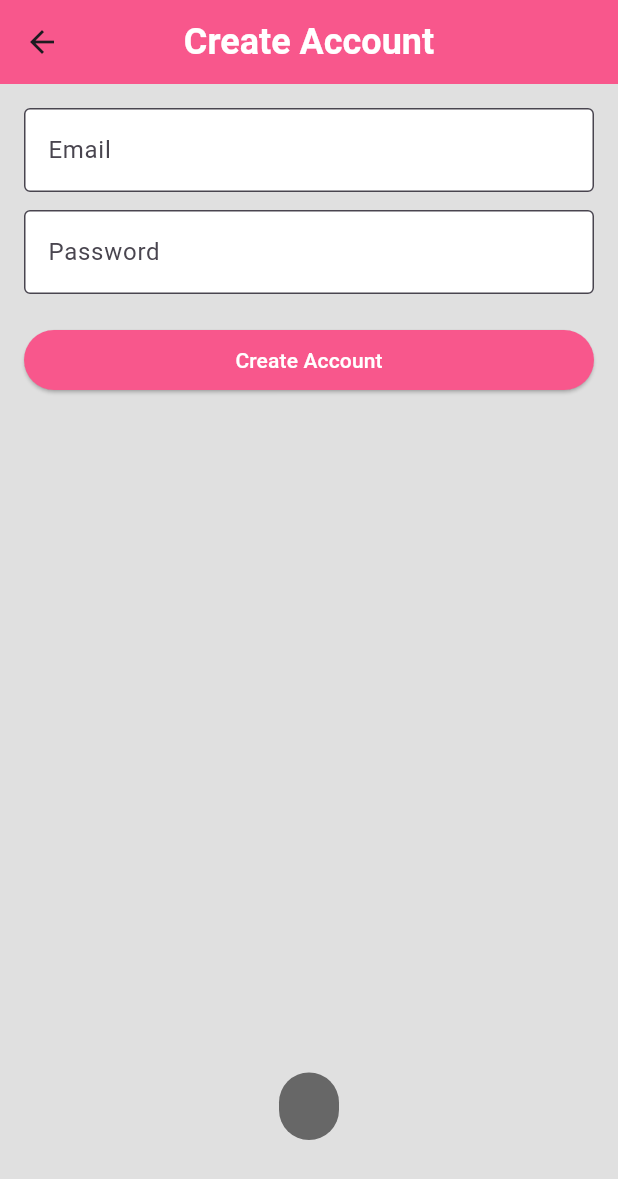
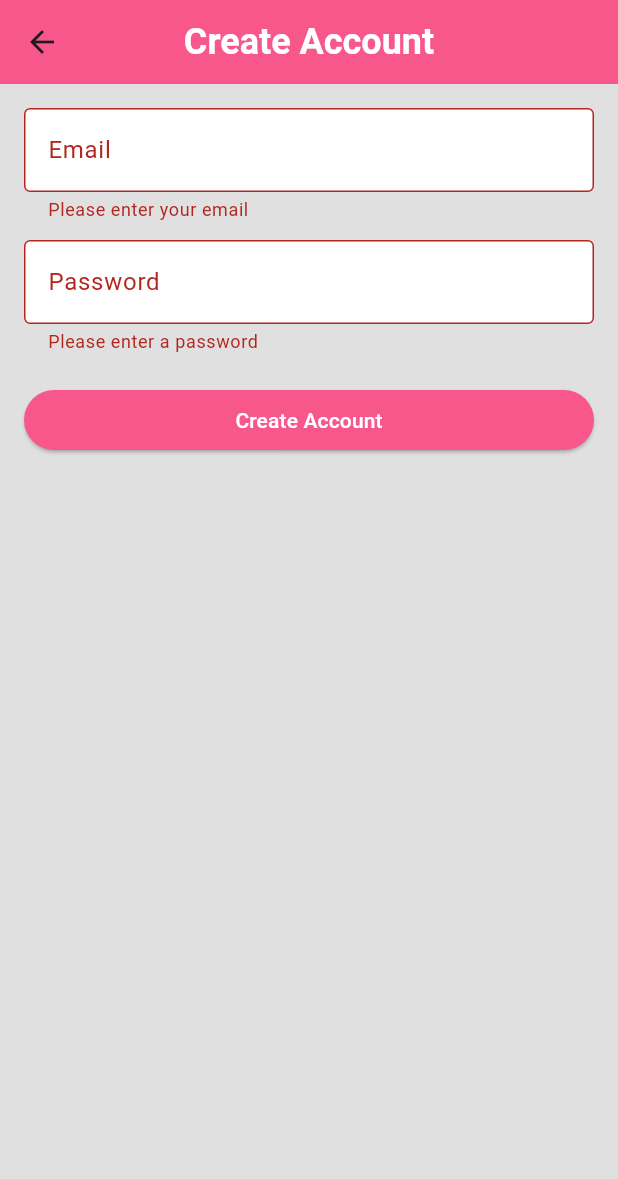
Before and after one commit to FloodRush/Capstone, a Flutter app: the MyCreateAccount screen opened directly, after a tap on "Create Account", on a phone screen of 412 x 824 dp. Shown: the top 1179 px of the screen. Run offline on Flutter 3.47's test engine with Material 3 defaults, Android fonts, the phone set to English and light mode, and no system bars; our stand-ins replace cloud_firestore, firebase_auth, firebase_core, fluttertoast; accounts and stored records are empty; Roboto replaces fonts that are missing (Poppins).

Commit message:
added autogeneration of the account page when creating new account

```diff
--- a/lib/pages/Create_Account.dart
+++ b/lib/pages/Create_Account.dart
@@ -1,10 +1,12 @@
+import 'package:cloud_firestore/cloud_firestore.dart';
 import 'package:firebase_auth/firebase_auth.dart';
 import 'package:flutter/material.dart';
 import '../theme.dart';
 import '../services/auth_service.dart';
+import 'main_navigation.dart';
 
 class MyCreateAccount extends StatefulWidget {
-  //create account widget
+  // Create account widget
   const MyCreateAccount({super.key, required this.title});
 
   final String title;
@@ -33,7 +35,7 @@ class _MyCreateAccount extends State<MyCreateAccount> {
         ),
         centerTitle: true,
       ),
-      backgroundColor: Colors.grey[300], // rest of the screen bg color
+      backgroundColor: Colors.grey[300], // Rest of the screen bg color
       body: Padding(
         padding: const EdgeInsets.all(16.0),
         child: Form(
@@ -86,10 +88,38 @@ class _MyCreateAccount extends State<MyCreateAccount> {
                 width: double.infinity,
                 child: ElevatedButton(
                   onPressed: () async {
-                    await AuthService().signup(
-                        email: _emailController.text,
-                        password: _passwordController.text,
-                        context: context);
+                    if (_formKey.currentState!.validate()) {
+                      try {
+                        // Sign up the user using Firebase Authentication
+                        UserCredential userCredential = await FirebaseAuth
+                            .instance
+                            .createUserWithEmailAndPassword(
+                          email: _emailController.text,
+                          password: _passwordController.text,
+                        );
+
+                        // Store the email in Firestore
+                        await FirebaseFirestore.instance
+                            .collection("Users")
+                            .doc(userCredential.user!.email)
+                            .set({
+                          'email': userCredential.user!.email,
+                          'username': _emailController.text
+                              .split('@')[0], // Use part of email as username
+                          'bio': "empty bio...", // Default bio
+                        });
+
+                        // Navigate to the homepage after successful signup
+                        Navigator.pushReplacement(
+                          context,
+                          MaterialPageRoute(
+                              builder: (context) => const MainNavigation()),
+                        );
+                      } on FirebaseAuthException catch (e) {
+                        // Handle errors
+                        print("Error during sign up: ${e.message}");
+                      }
+                    }
                   },
                   style: ElevatedButton.styleFrom(
                     backgroundColor:
```
Also changed, not shown: lib/pages/profile_page.dart (+24 -3 lines), 4 other files.
